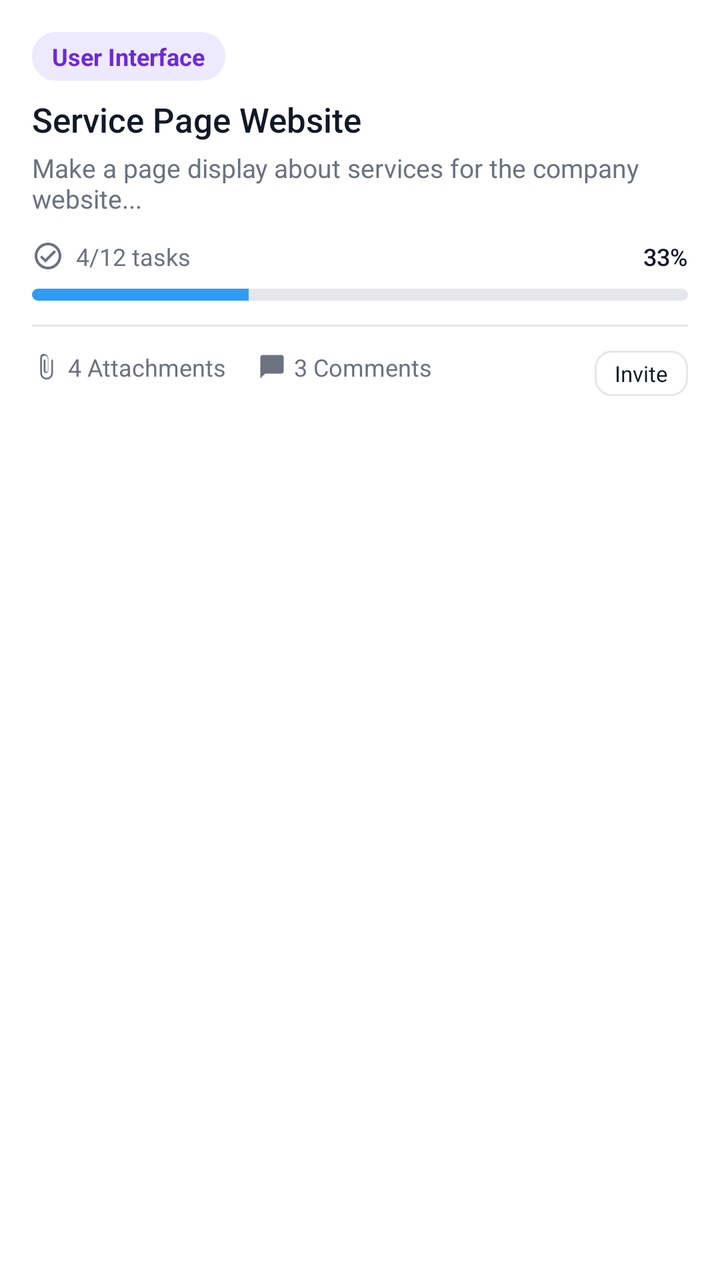
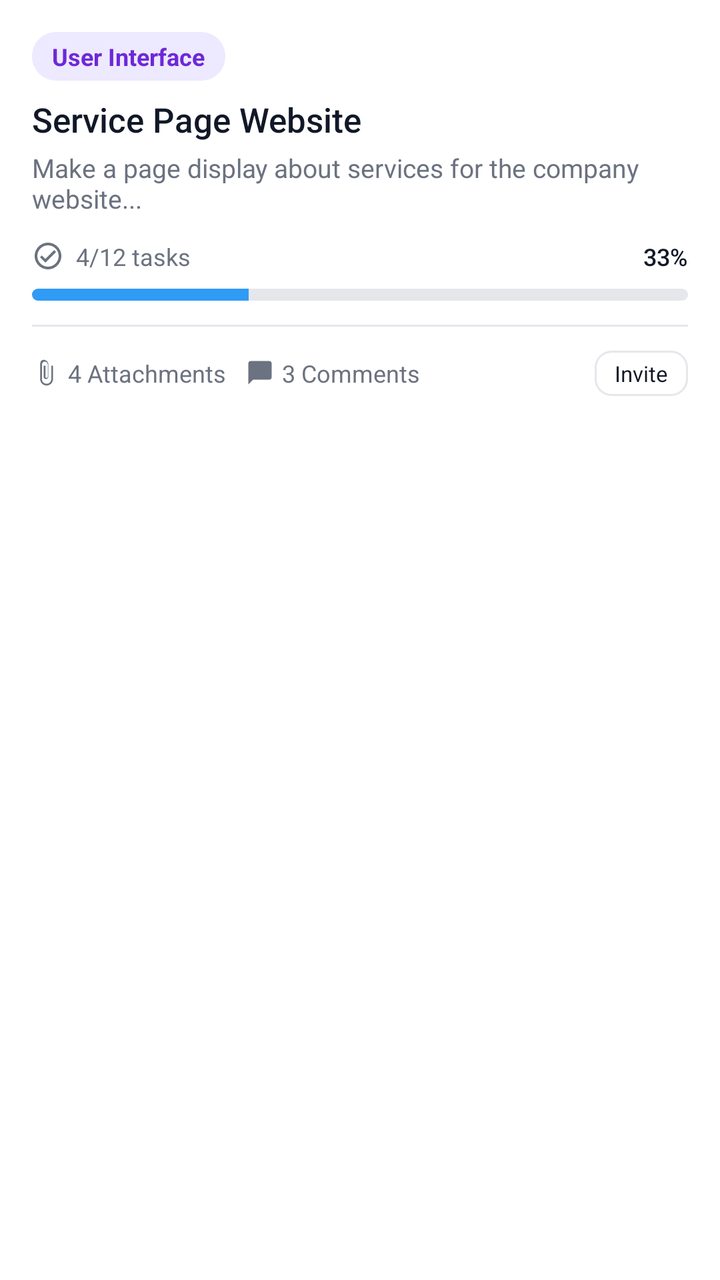

Screens rendered from an Android XML layout before and after an edit, with the pre-edit source and the edit as a unified diff.
<!-- AndroidManifest.xml: application theme Theme.SMD_Assignment03 -->
<!-- res/layout/item_project.xml -->
<?xml version="1.0" encoding="utf-8"?>
<LinearLayout xmlns:android="http://schemas.android.com/apk/res/android"
    xmlns:app="http://schemas.android.com/apk/res-auto"
    android:layout_width="match_parent"
    android:layout_height="wrap_content"
    android:background="@drawable/bg_card"
    android:orientation="vertical"
    android:padding="16dp">

    
    <TextView
        android:id="@+id/tv_project_tag"
        android:layout_width="wrap_content"
        android:layout_height="wrap_content"
        android:layout_marginBottom="8dp"
        android:background="@drawable/bg_chip_purple"
        android:paddingHorizontal="10dp"
        android:paddingVertical="4dp"
        android:text="User Interface"
        android:textColor="@color/chip_purple_text"
        android:textSize="12sp"
        android:textStyle="bold" />

    
    <TextView
        android:id="@+id/tv_project_name"
        android:layout_width="match_parent"
        android:layout_height="wrap_content"
        android:layout_marginBottom="4dp"
        android:fontFamily="sans-serif-medium"
        android:text="Service Page Website"
        android:textColor="@color/text_primary"
        android:textSize="17sp" />

    
    <TextView
        android:id="@+id/tv_project_description"
        android:layout_width="match_parent"
        android:layout_height="wrap_content"
        android:layout_marginBottom="12dp"
        android:ellipsize="end"
        android:maxLines="2"
        android:text="Make a page display about services for the company website..."
        android:textColor="@color/text_secondary"
        android:textSize="13sp" />

    
    <RelativeLayout
        android:layout_width="match_parent"
        android:layout_height="wrap_content"
        android:layout_marginBottom="8dp">

        <LinearLayout
            android:layout_width="wrap_content"
            android:layout_height="wrap_content"
            android:gravity="center_vertical"
            android:orientation="horizontal">

            <ImageView
                android:layout_width="16dp"
                android:layout_height="16dp"
                android:layout_marginEnd="6dp"
                android:contentDescription="@null"
                android:src="@drawable/ic_check_circle_outline"
                app:tint="@color/text_muted" />

            <TextView
                android:id="@+id/tv_task_count"
                android:layout_width="wrap_content"
                android:layout_height="wrap_content"
                android:text="4/12 tasks"
                android:textColor="@color/text_secondary"
                android:textSize="12sp" />
        </LinearLayout>

        <TextView
            android:id="@+id/tv_progress_percent"
            android:layout_width="wrap_content"
            android:layout_height="wrap_content"
            android:layout_alignParentEnd="true"
            android:fontFamily="sans-serif-medium"
            android:text="33%"
            android:textColor="@color/text_primary"
            android:textSize="12sp" />
    </RelativeLayout>

    
    <ProgressBar
        android:id="@+id/pb_project_progress"
        style="?android:attr/progressBarStyleHorizontal"
        android:layout_width="match_parent"
        android:layout_height="6dp"
        android:layout_marginBottom="12dp"
        android:max="100"
        android:progress="33"
        android:progressDrawable="@drawable/progress_project" />

    
    <View
        android:layout_width="match_parent"
        android:layout_height="1dp"
        android:layout_marginBottom="12dp"
        android:background="@color/card_stroke" />

    
    <RelativeLayout
        android:layout_width="match_parent"
        android:layout_height="wrap_content"
        android:gravity="center_vertical">

        <LinearLayout
            android:layout_width="wrap_content"
            android:layout_height="wrap_content"
            android:gravity="center_vertical"
            android:orientation="horizontal">

            <ImageView
                android:layout_width="14dp"
                android:layout_height="14dp"
                android:layout_marginEnd="4dp"
                android:contentDescription="@null"
                android:src="@drawable/ic_attach"
                app:tint="@color/text_muted" />

            <TextView
                android:id="@+id/tv_attachment_count"
                android:layout_width="wrap_content"
                android:layout_height="wrap_content"
                android:layout_marginEnd="16dp"
                android:text="4 Attachments"
                android:textColor="@color/text_secondary"
                android:textSize="12sp" />

            <ImageView
                android:layout_width="14dp"
                android:layout_height="14dp"
                android:layout_marginEnd="4dp"
                android:contentDescription="@null"
                android:src="@drawable/ic_comment"
                app:tint="@color/text_muted" />

            <TextView
                android:id="@+id/tv_comment_count"
                android:layout_width="wrap_content"
                android:layout_height="wrap_content"
                android:text="3 Comments"
                android:textColor="@color/text_secondary"
                android:textSize="12sp" />
        </LinearLayout>

        
        <TextView
            android:layout_width="wrap_content"
            android:layout_height="wrap_content"
            android:layout_alignParentEnd="true"
            android:background="@drawable/bg_btn_small_outline"
            android:clickable="false"
            android:focusable="false"
            android:paddingHorizontal="10dp"
            android:paddingVertical="4dp"
            android:text="@string/invite"
            android:textColor="@color/text_primary"
            android:textSize="11sp" />
    </RelativeLayout>

</LinearLayout>
<!-- resources referenced by this layout -->
<resources>
  <color name="card_stroke">#E5E7EB</color>
  <color name="chip_purple_text">#6D28D9</color>
  <color name="text_muted">#6B7280</color>
  <color name="text_primary">#111827</color>
  <color name="text_secondary">#6B7280</color>
  <!-- drawable bg_btn_small_outline (drawable) -->
  <?xml version="1.0" encoding="utf-8"?>
  <shape xmlns:android="http://schemas.android.com/apk/res/android"
      android:shape="rectangle">
      <solid android:color="@color/white" />
      <stroke android:width="1dp" android:color="@color/card_stroke" />
      <corners android:radius="8dp" />
  </shape>
  <!-- drawable bg_card (drawable) -->
  <?xml version="1.0" encoding="utf-8"?>
  <shape xmlns:android="http://schemas.android.com/apk/res/android">
      <solid android:color="@color/card_bg" />
      <corners android:radius="20dp" />
  </shape>
  <!-- drawable bg_chip_purple (drawable) -->
  <?xml version="1.0" encoding="utf-8"?>
  <shape xmlns:android="http://schemas.android.com/apk/res/android"
      android:shape="rectangle">
      <solid android:color="@color/chip_purple_bg" />
      <corners android:radius="12dp" />
  </shape>
  <!-- drawable ic_attach (drawable) -->
  <vector xmlns:android="http://schemas.android.com/apk/res/android"
      android:width="24dp"
      android:height="24dp"
      android:viewportWidth="24"
      android:viewportHeight="24">
    <path
        android:fillColor="#000000"
        android:pathData="M16.5,6v11.5c0,2.21 -1.79,4 -4,4s-4,-1.79 -4,-4V5c0,-1.38 1.12,-2.5 2.5,-2.5s2.5,1.12 2.5,2.5v10.5c0,0.55 -0.45,1 -1,1s-1,-0.45 -1,-1V6H10v9.5c0,1.1 0.9,2 2,2s2,-0.9 2,-2V5c0,-2.21 -1.79,-4 -4,-4S7,2.79 7,5v12.5c0,3.04 2.46,5.5 5.5,5.5s5.5,-2.46 5.5,-5.5V6h-1.5z"/>
  </vector>
  <!-- drawable ic_check_circle_outline (drawable) -->
  <vector xmlns:android="http://schemas.android.com/apk/res/android"
      android:width="24dp"
      android:height="24dp"
      android:viewportWidth="24"
      android:viewportHeight="24">
    <path
        android:fillColor="#000000"
        android:pathData="M12,2C6.48,2 2,6.48 2,12s4.48,10 10,10 10,-4.48 10,-10S17.52,2 12,2zm0,18c-4.41,0 -8,-3.59 -8,-8s3.59,-8 8,-8 8,3.59 8,8 -3.59,8 -8,8zm4.59,-12.42L10,14.17l-2.59,-2.58L6,13l4,4 8,-8z"/>
  </vector>
  <!-- drawable ic_comment (drawable) -->
  <vector xmlns:android="http://schemas.android.com/apk/res/android"
      android:width="16dp"
      android:height="16dp"
      android:viewportWidth="24"
      android:viewportHeight="24"
      android:tint="#6B7280">
      <path
          android:fillColor="#FF000000"
          android:pathData="M20,2H4c-1.1,0 -2,0.9 -2,2v18l4,-4h14c1.1,0 2,-0.9 2,-2V4C22,2.9 21.1,2 20,2z" />
  </vector>
  <string name="invite">Invite</string>
  <style name="Theme.SMD_Assignment03" parent="Theme.MaterialComponents.DayNight.DarkActionBar">
          
          <item name="colorPrimary">@color/purple_500</item>
          <item name="colorPrimaryVariant">@color/purple_700</item>
          <item name="colorOnPrimary">@color/white</item>
          
          <item name="colorSecondary">@color/teal_200</item>
          <item name="colorSecondaryVariant">@color/teal_700</item>
          <item name="colorOnSecondary">@color/black</item>
          
          <item name="android:statusBarColor" tools:targetApi="l">?attr/colorPrimaryVariant</item>
          
      </style>
  <color name="white">#FFFFFFFF</color>
  <color name="card_bg">#FFFFFF</color>
  <color name="chip_purple_bg">#EDE9FE</color>
  <color name="primary_blue">#2F9BF5</color>
  <color name="purple_500">#FF6200EE</color>
  <color name="purple_700">#FF3700B3</color>
  <color name="teal_200">#FF03DAC5</color>
  <color name="teal_700">#FF018786</color>
  <color name="black">#FF000000</color>
  <!-- unchanged entries left out for length: 1 -->
</resources>

<!-- the commit's change to res/layout/item_project.xml (unified diff, before → after) -->
@@ -109,8 +109,12 @@
         android:gravity="center_vertical">
 
         <LinearLayout
+            android:id="@+id/ll_meta"
             android:layout_width="wrap_content"
             android:layout_height="wrap_content"
+            android:layout_alignParentStart="true"
+            android:layout_centerVertical="true"
+            android:layout_toStartOf="@id/tv_invite_pill"
             android:gravity="center_vertical"
             android:orientation="horizontal">
 
@@ -126,7 +130,9 @@
                 android:id="@+id/tv_attachment_count"
                 android:layout_width="wrap_content"
                 android:layout_height="wrap_content"
-                android:layout_marginEnd="16dp"
+                android:layout_marginEnd="10dp"
+                android:ellipsize="end"
+                android:maxLines="1"
                 android:text="4 Attachments"
                 android:textColor="@color/text_secondary"
                 android:textSize="12sp" />
@@ -143,6 +149,8 @@
                 android:id="@+id/tv_comment_count"
                 android:layout_width="wrap_content"
                 android:layout_height="wrap_content"
+                android:ellipsize="end"
+                android:maxLines="1"
                 android:text="3 Comments"
                 android:textColor="@color/text_secondary"
                 android:textSize="12sp" />
@@ -150,9 +158,11 @@
 
         
         <TextView
+            android:id="@+id/tv_invite_pill"
             android:layout_width="wrap_content"
             android:layout_height="wrap_content"
             android:layout_alignParentEnd="true"
+            android:layout_centerVertical="true"
             android:background="@drawable/bg_btn_small_outline"
             android:clickable="false"
             android:focusable="false"
